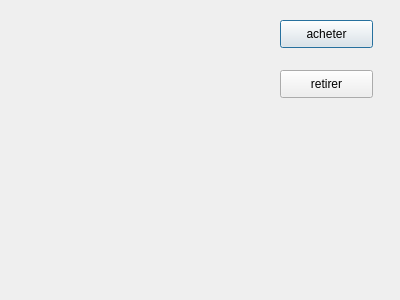
naimsassine/ProjetInfo-AdvanceWars, file usinewindow.ui: the form before one commit.
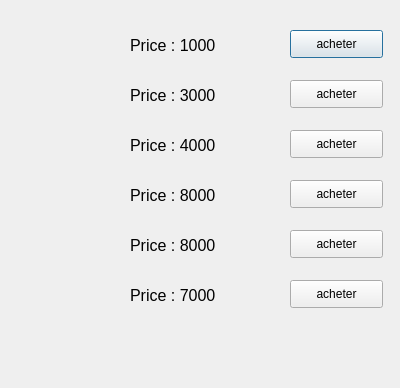
The form after the commit.

```diff
--- a/usinewindow.ui
+++ b/usinewindow.ui
@@ -7,7 +7,7 @@
     <x>0</x>
     <y>0</y>
     <width>400</width>
-    <height>300</height>
+    <height>388</height>
    </rect>
   </property>
   <property name="windowTitle">
@@ -16,8 +16,8 @@
   <widget class="QPushButton" name="pushButton">
    <property name="geometry">
     <rect>
-     <x>280</x>
-     <y>20</y>
+     <x>290</x>
+     <y>30</y>
      <width>93</width>
      <height>28</height>
     </rect>
@@ -26,26 +26,251 @@
     <string>acheter</string>
    </property>
   </widget>
-  <widget class="QPushButton" name="pushButton_2">
-   <property name="geometry">
-    <rect>
-     <x>280</x>
-     <y>70</y>
-     <width>93</width>
-     <height>28</height>
-    </rect>
-   </property>
-   <property name="text">
-    <string>retirer</string>
-   </property>
-  </widget>
   <widget class="QLabel" name="label">
    <property name="geometry">
     <rect>
-     <x>60</x>
-     <y>10</y>
-     <width>81</width>
-     <height>91</height>
+     <x>70</x>
+     <y>30</y>
+     <width>31</width>
+     <height>31</height>
+    </rect>
+   </property>
+   <property name="text">
+    <string/>
+   </property>
+  </widget>
+  <widget class="QLabel" name="label_2">
+   <property name="geometry">
+    <rect>
+     <x>130</x>
+     <y>30</y>
+     <width>131</width>
+     <height>31</height>
+    </rect>
+   </property>
+   <property name="font">
+    <font>
+     <pointsize>12</pointsize>
+    </font>
+   </property>
+   <property name="text">
+    <string>Price : 1000</string>
+   </property>
+  </widget>
+  <widget class="QLabel" name="label1">
+   <property name="geometry">
+    <rect>
+     <x>70</x>
+     <y>80</y>
+     <width>31</width>
+     <height>31</height>
+    </rect>
+   </property>
+   <property name="text">
+    <string/>
+   </property>
+  </widget>
+  <widget class="QLabel" name="label_3">
+   <property name="geometry">
+    <rect>
+     <x>130</x>
+     <y>80</y>
+     <width>131</width>
+     <height>31</height>
+    </rect>
+   </property>
+   <property name="font">
+    <font>
+     <pointsize>12</pointsize>
+    </font>
+   </property>
+   <property name="text">
+    <string>Price : 3000</string>
+   </property>
+  </widget>
+  <widget class="QPushButton" name="pushButton_2">
+   <property name="geometry">
+    <rect>
+     <x>290</x>
+     <y>80</y>
+     <width>93</width>
+     <height>28</height>
+    </rect>
+   </property>
+   <property name="text">
+    <string>acheter</string>
+   </property>
+  </widget>
+  <widget class="QLabel" name="label2">
+   <property name="geometry">
+    <rect>
+     <x>70</x>
+     <y>130</y>
+     <width>31</width>
+     <height>31</height>
+    </rect>
+   </property>
+   <property name="text">
+    <string/>
+   </property>
+  </widget>
+  <widget class="QLabel" name="label_5">
+   <property name="geometry">
+    <rect>
+     <x>130</x>
+     <y>130</y>
+     <width>131</width>
+     <height>31</height>
+    </rect>
+   </property>
+   <property name="font">
+    <font>
+     <pointsize>12</pointsize>
+    </font>
+   </property>
+   <property name="text">
+    <string>Price : 4000</string>
+   </property>
+  </widget>
+  <widget class="QPushButton" name="pushButton_3">
+   <property name="geometry">
+    <rect>
+     <x>290</x>
+     <y>130</y>
+     <width>93</width>
+     <height>28</height>
+    </rect>
+   </property>
+   <property name="text">
+    <string>acheter</string>
+   </property>
+  </widget>
+  <widget class="QLabel" name="label3">
+   <property name="geometry">
+    <rect>
+     <x>70</x>
+     <y>180</y>
+     <width>31</width>
+     <height>31</height>
+    </rect>
+   </property>
+   <property name="text">
+    <string/>
+   </property>
+  </widget>
+  <widget class="QLabel" name="label_6">
+   <property name="geometry">
+    <rect>
+     <x>130</x>
+     <y>180</y>
+     <width>131</width>
+     <height>31</height>
+    </rect>
+   </property>
+   <property name="font">
+    <font>
+     <pointsize>12</pointsize>
+    </font>
+   </property>
+   <property name="text">
+    <string>Price : 8000</string>
+   </property>
+  </widget>
+  <widget class="QPushButton" name="pushButton_4">
+   <property name="geometry">
+    <rect>
+     <x>290</x>
+     <y>180</y>
+     <width>93</width>
+     <height>28</height>
+    </rect>
+   </property>
+   <property name="text">
+    <string>acheter</string>
+   </property>
+  </widget>
+  <widget class="QPushButton" name="pushButton_5">
+   <property name="geometry">
+    <rect>
+     <x>290</x>
+     <y>230</y>
+     <width>93</width>
+     <height>28</height>
+    </rect>
+   </property>
+   <property name="text">
+    <string>acheter</string>
+   </property>
+  </widget>
+  <widget class="QLabel" name="label_7">
+   <property name="geometry">
+    <rect>
+     <x>130</x>
+     <y>230</y>
+     <width>131</width>
+     <height>31</height>
+    </rect>
+   </property>
+   <property name="font">
+    <font>
+     <pointsize>12</pointsize>
+    </font>
+   </property>
+   <property name="text">
+    <string>Price : 8000</string>
+   </property>
+  </widget>
+  <widget class="QPushButton" name="pushButton_6">
+   <property name="geometry">
+    <rect>
+     <x>290</x>
+     <y>280</y>
+     <width>93</width>
+     <height>28</height>
+    </rect>
+   </property>
+   <property name="text">
+    <string>acheter</string>
+   </property>
+  </widget>
+  <widget class="QLabel" name="label_8">
+   <property name="geometry">
+    <rect>
+     <x>130</x>
+     <y>280</y>
+     <width>131</width>
+     <height>31</height>
+    </rect>
+   </property>
+   <property name="font">
+    <font>
+     <pointsize>12</pointsize>
+    </font>
+   </property>
+   <property name="text">
+    <string>Price : 7000</string>
+   </property>
+  </widget>
+  <widget class="QLabel" name="label4">
+   <property name="geometry">
+    <rect>
+     <x>70</x>
+     <y>230</y>
+     <width>31</width>
+     <height>31</height>
+    </rect>
+   </property>
+   <property name="text">
+    <string/>
+   </property>
+  </widget>
+  <widget class="QLabel" name="label5">
+   <property name="geometry">
+    <rect>
+     <x>70</x>
+     <y>280</y>
+     <width>31</width>
+     <height>31</height>
     </rect>
    </property>
    <property name="text">
```
